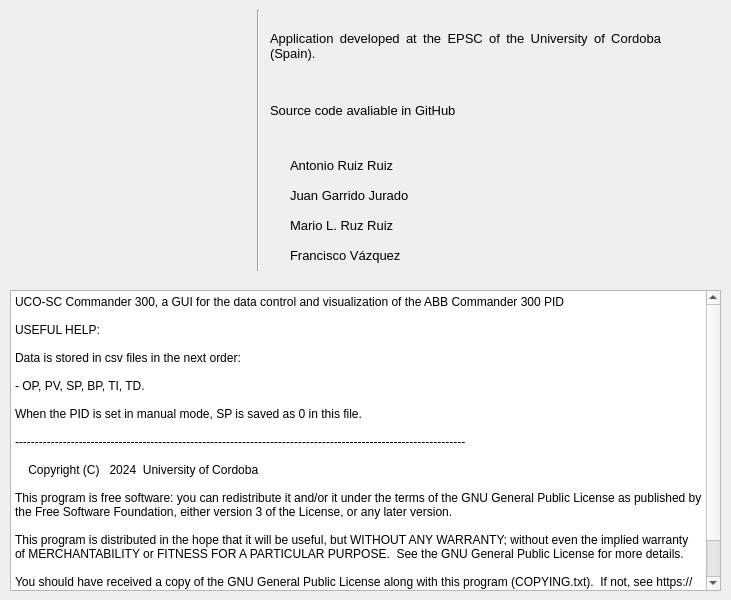
Above: src/dialog_about.ui from AntonioRuizR/UCO-SC-Commander-300 before the change. Below: the same form after it.
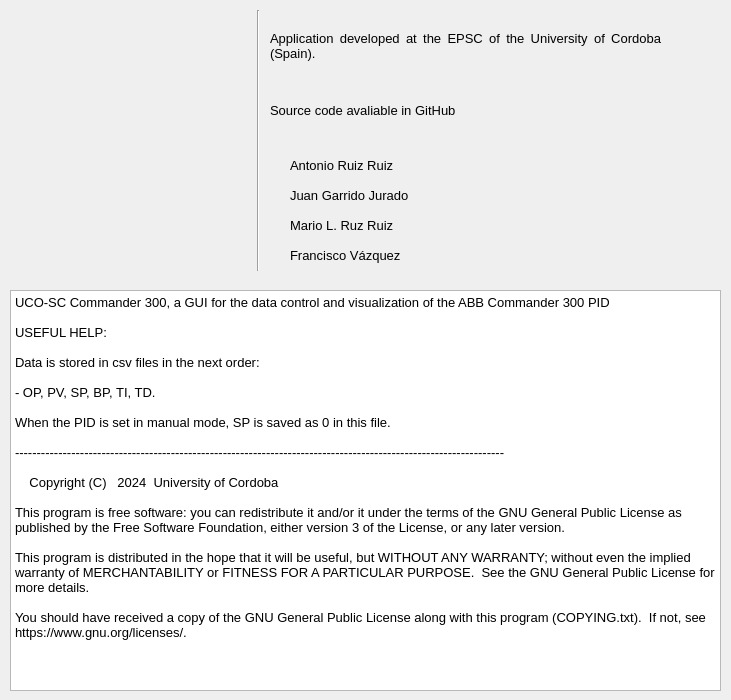
That is the form after the change.

```diff
--- a/src/dialog_about.ui
+++ b/src/dialog_about.ui
@@ -7,13 +7,13 @@
     <x>0</x>
     <y>0</y>
     <width>731</width>
-    <height>600</height>
+    <height>700</height>
    </rect>
   </property>
   <property name="minimumSize">
    <size>
     <width>731</width>
-    <height>310</height>
+    <height>700</height>
    </size>
   </property>
   <property name="maximumSize">
@@ -242,9 +242,32 @@
      <x>10</x>
      <y>290</y>
      <width>711</width>
-     <height>301</height>
+     <height>401</height>
     </rect>
    </property>
+   <property name="sizePolicy">
+    <sizepolicy hsizetype="Fixed" vsizetype="Fixed">
+     <horstretch>0</horstretch>
+     <verstretch>0</verstretch>
+    </sizepolicy>
+   </property>
+   <property name="minimumSize">
+    <size>
+     <width>711</width>
+     <height>401</height>
+    </size>
+   </property>
+   <property name="maximumSize">
+    <size>
+     <width>711</width>
+     <height>401</height>
+    </size>
+   </property>
+   <property name="font">
+    <font>
+     <pointsize>10</pointsize>
+    </font>
+   </property>
    <property name="readOnly">
     <bool>true</bool>
    </property>
```
